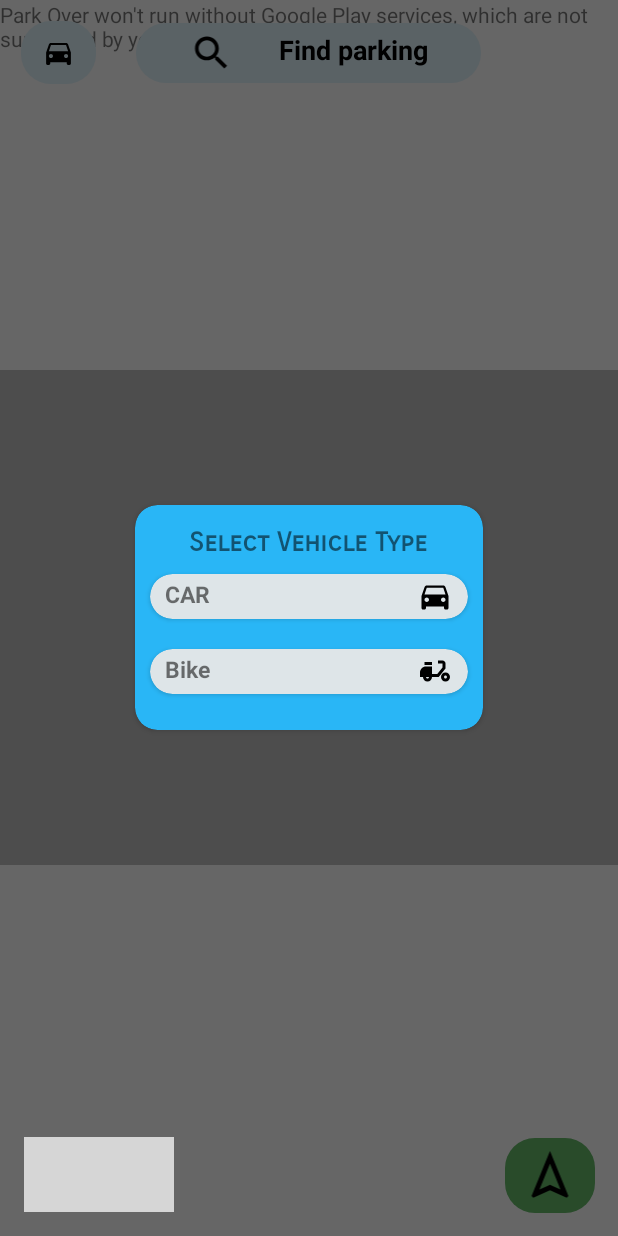
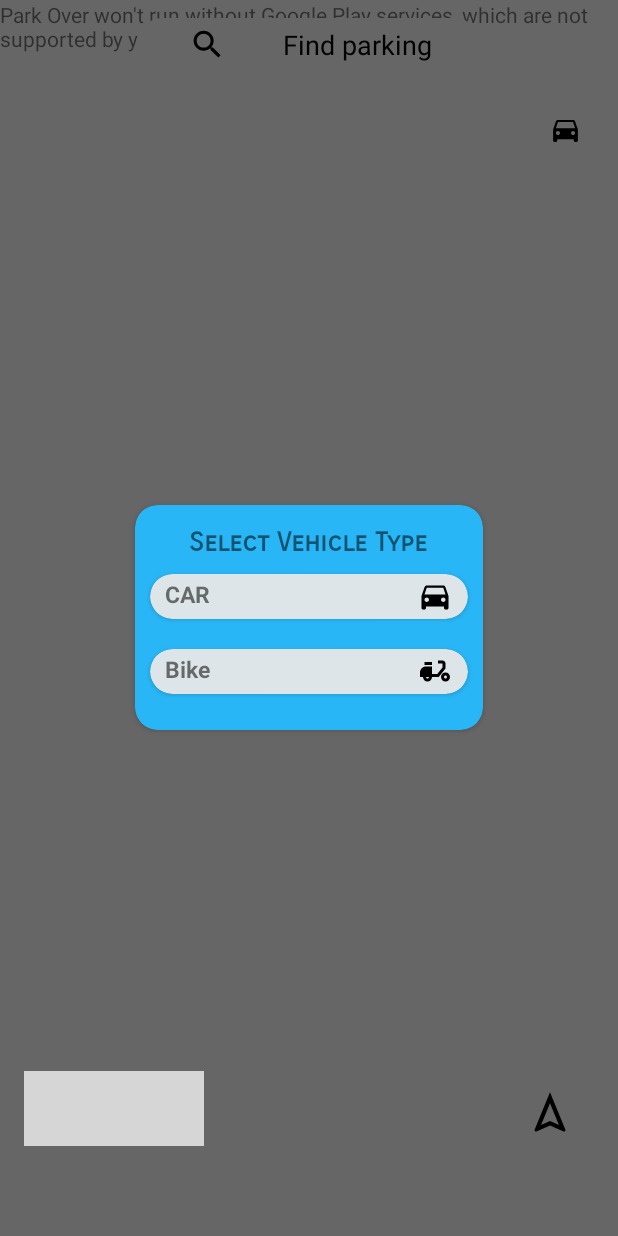
Before and after one commit to harshpatel63/ParkOver, an Android app: the screen it shows after launch (MainActivity), after a tap on an icon or button, on a phone screen of 412 x 824 dp. Run offline under Robolectric (Android 15) with nearby library versions, the phone set to English and light mode, and no system bars; libraries missing offline, so code that uses them is left out: nl.joery.animatedbottombar; plain views replace AnimatedBottomBar; 1 statement that could not run was skipped; grey boxes are pictures that could not be loaded.

Commit message:
position changed

```diff
--- a/app/src/main/AndroidManifest.xml
+++ b/app/src/main/AndroidManifest.xml
@@ -38,11 +38,11 @@
 
         <meta-data
             android:name="com.google.android.geo.API_KEY"
-            android:value="vV2uNi3pbApBS7gADCBvSxT0wgtGKsrBt5B6qRbiQVeosrtHvIXaUfRnQ2H9cF8A" />
+            android:value="${MAPS_API_KEY}" />
 
         <meta-data
             android:name="com.google.android.ar.API_KEY"
-            android:value="vV2uNi3pbApBS7gADCBvSxT0wgtGKsrBt5B6qRbiQVeosrtHvIXaUfRnQ2H9cF8A" />
+            android:value="${MAPS_API_KEY}" />
 
     </application>
 
--- a/app/src/main/res/layout/activity_main.xml
+++ b/app/src/main/res/layout/activity_main.xml
@@ -12,16 +12,15 @@
         android:layout_height="match_parent"
         android:layout_centerInParent="true"/>
 
-
         <RelativeLayout
             android:layout_width="230dp"
-            android:layout_height="40dp"
+            android:layout_height="35dp"
             android:background="@drawable/bg_menu"
-            android:backgroundTint="#E1F5FE"
+            android:backgroundTint="@color/white"
             android:gravity="center"
-            android:layout_marginTop="15dp"
+            android:layout_marginTop="12dp"
             android:layout_centerHorizontal="true"
-            android:padding="5dp">
+            android:paddingVertical="5dp">
 
             <TextView
                 android:layout_width="wrap_content"
@@ -29,8 +28,7 @@
                 android:layout_centerHorizontal="true"
                 android:text="Find parking"
                 android:textColor="@color/black"
-                android:textSize="18sp"
-                android:textStyle="bold"/>
+                android:textSize="18sp"/>
             <ImageView
                 android:layout_width="30dp"
                 android:layout_height="30dp"
@@ -48,11 +46,13 @@
             android:layout_height="42dp"
             android:src="@drawable/ic_car_24"
             android:background="@drawable/bg_menu"
-            android:backgroundTint="#E1F5FE"
-            android:layout_alignParentStart="true"
-            android:layout_marginTop="14dp"
-            android:layout_marginStart="14dp"
-            android:padding="10dp"/>
+            android:backgroundTint="@color/white"
+            android:layout_alignParentEnd="true"
+            android:layout_marginTop="65dp"
+            android:layout_marginEnd="10dp"
+            android:padding="10dp"
+            app:tint="@color/black" />
+
         <ImageView
             android:id="@+id/empty"
             android:layout_width="50dp"
@@ -70,34 +70,36 @@
 
         <nl.joery.animatedbottombar.AnimatedBottomBar
             android:id="@+id/bottom_bar"
-            android:layout_width="100dp"
+            android:layout_width="120dp"
             android:layout_height="50dp"
             android:layout_alignParentStart="true"
             android:layout_alignParentBottom="true"
             android:layout_marginStart="16dp"
             android:layout_marginTop="16dp"
             android:layout_marginEnd="16dp"
-            android:layout_marginBottom="16dp"
+            android:layout_marginBottom="60dp"
             android:background="@drawable/bg_menu"
-            android:backgroundTint="#E1F5FE"
+            android:backgroundTint="@color/white"
             app:abb_indicatorAppearance="round"
             app:abb_indicatorHeight="4dp"
             app:abb_selectedIndex="0"
-            app:abb_selectedTabType="text"
+            app:abb_selectedTabType="icon"
+            app:abb_tabColorSelected="@color/blueSky"
+            app:abb_tabColor="@color/black"
             app:abb_tabs="@menu/tabs" />
         <ImageView
             android:id="@+id/nav"
             android:layout_width="60dp"
-            android:layout_height="50dp"
+            android:layout_height="40dp"
             android:layout_alignParentEnd="true"
             android:layout_alignParentBottom="true"
             android:layout_marginStart="15dp"
             android:layout_marginTop="15dp"
             android:layout_marginEnd="15dp"
-            android:layout_marginBottom="15dp"
-            android:backgroundTint="#66BB6A"
+            android:layout_marginBottom="62dp"
+            android:backgroundTint="@color/white"
             android:background="@drawable/bg_menu"
-            android:padding="5dp"
+            android:padding="3dp"
             android:src="@drawable/ic_outline_navigation" />
 
 </RelativeLayout>
--- a/app/src/main/res/layout/car_bike_dailoge.xml
+++ b/app/src/main/res/layout/car_bike_dailoge.xml
@@ -1,13 +1,12 @@
 <?xml version="1.0" encoding="utf-8"?>
 <RelativeLayout xmlns:android="http://schemas.android.com/apk/res/android"
     android:id="@+id/car_bike_dailoge"
+    xmlns:app="http://schemas.android.com/apk/res-auto"
     android:layout_width="match_parent"
-    xmlns:app="http://schemas.android.com/apk/res-auto"
-    android:layout_height="match_parent"
-    android:background="#3E000000">
+    android:layout_height="match_parent">
 
     <androidx.cardview.widget.CardView
-        android:layout_width="250dp"
+        android:layout_width="300dp"
         android:layout_height="150dp"
         android:layout_gravity="center"
         app:cardCornerRadius="15dp"
--- a/app/src/main/res/menu/tabs.xml
+++ b/app/src/main/res/menu/tabs.xml
@@ -4,13 +4,13 @@
     <item
         android:id="@+id/map"
         android:icon="@drawable/ic_location"
-        android:iconTint="#00E676"
+        android:iconTint="@color/black"
         android:title="MAP" />
 
     <item
         android:id="@+id/ar"
         android:icon="@drawable/ic_eye"
-        android:iconTint="#00B0FF"
+        android:iconTint="@color/black"
         android:title="AR" />
 
 </menu>
```
